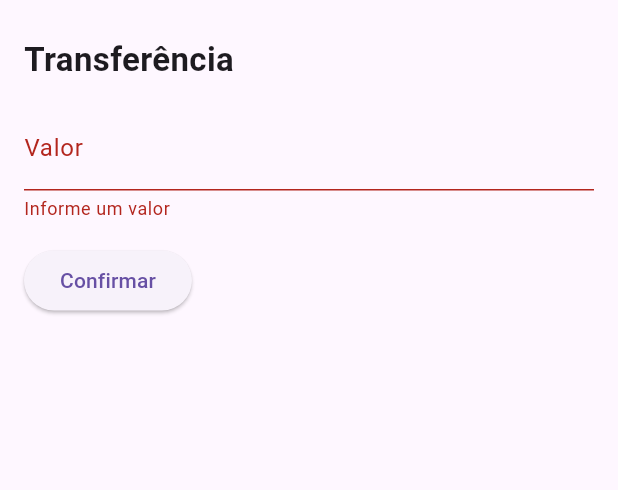
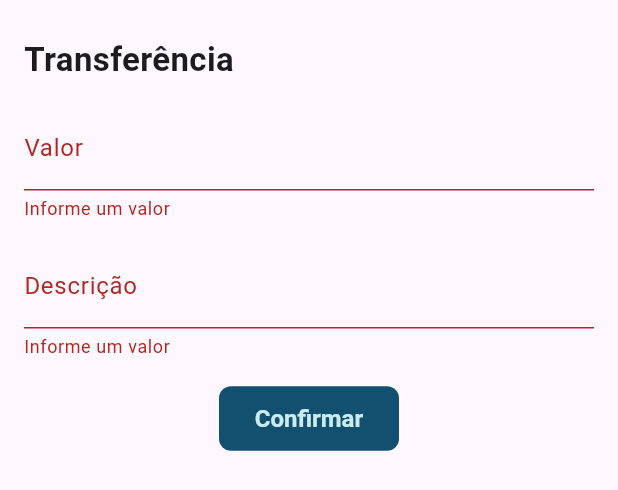
Before and after one commit to JonathanSamael/open-banking-app, a Flutter app: the OperationModal widget shown alone on an empty page, opened directly with empty values, after a tap on "Confirmar", on a phone screen of 412 x 824 dp. Shown: the top 490 px of the screen. Run offline on Flutter 3.47's test engine with Material 3 defaults, Android fonts, the light colour scheme and no system bars; our stand-ins replace flutter_dotenv, flutter_riverpod.

Commit message:
"feat: update in real time after do some button action"

```diff
--- a/frontend/lib/providers/account_provider.dart
+++ b/frontend/lib/providers/account_provider.dart
@@ -16,11 +16,10 @@ final accountRepositoryProvider = Provider<AccountRepository>((ref) {
 });
 
 class AccountNotifier extends AsyncNotifier<AccountModel?> {
-  late final AccountRepository _repository;
+   AccountRepository get _repository => ref.watch(accountRepositoryProvider);
 
   @override
   FutureOr<AccountModel?> build() async {
-    _repository = ref.watch(accountRepositoryProvider);
     return null;
   }
 
--- /dev/null
+++ b/frontend/lib/utils/button_styled.dart
@@ -0,0 +1,14 @@
+import 'package:flutter/material.dart';
+import 'package:open_banking_app/utils/app_colors.dart';
+
+ButtonStyle buttonStyled(BuildContext context, {Color? background}) {
+    return ElevatedButton.styleFrom(
+      backgroundColor: background ?? Colors.white,
+      foregroundColor: AppColors.primaryColor,
+      shape: RoundedRectangleBorder(borderRadius: BorderRadius.circular(8.0)),
+      minimumSize: const Size(120, 40),
+      padding: const EdgeInsets.symmetric(vertical: 12),
+      textStyle: const TextStyle(fontSize: 16, fontWeight: FontWeight.w600),
+      elevation: 0.0,
+    );
+  }
--- a/frontend/lib/views/widgets/operation_modal.dart
+++ b/frontend/lib/views/widgets/operation_modal.dart
@@ -1,6 +1,10 @@
 import 'package:flutter/material.dart';
 import 'package:flutter_riverpod/flutter_riverpod.dart';
+import 'package:open_banking_app/providers/account_provider.dart';
 import 'package:open_banking_app/providers/transaction_provider.dart';
+import 'package:open_banking_app/providers/user_provider.dart';
+import 'package:open_banking_app/utils/app_colors.dart';
+import 'package:open_banking_app/utils/button_styled.dart';
 
 class OperationModal extends ConsumerStatefulWidget {
   final String type;
@@ -20,6 +24,7 @@ class _OperationModalState extends ConsumerState<OperationModal> {
   final _formKey = GlobalKey<FormState>();
   final _amountController = TextEditingController();
   final _toAccountController = TextEditingController();
+  final _descriptionController = TextEditingController();
 
   @override
   Widget build(BuildContext context) {
@@ -29,6 +34,8 @@ class _OperationModalState extends ConsumerState<OperationModal> {
       'withdraw' => 'Saque',
       _ => 'Transferência',
     };
+
+    navigate() => Navigator.pop(context);
 
     return Padding(
       padding: EdgeInsets.only(
@@ -56,6 +63,13 @@ class _OperationModalState extends ConsumerState<OperationModal> {
               validator: (value) =>
                   (value == null || value.isEmpty) ? 'Informe um valor' : null,
             ),
+            TextFormField(
+              controller: _descriptionController,
+              keyboardType: TextInputType.text,
+              decoration: const InputDecoration(labelText: 'Descrição'),
+              validator: (value) =>
+                  (value == null || value.isEmpty) ? 'Informe um valor' : null,
+            ),
             if (isTransfer)
               TextFormField(
                 controller: _toAccountController,
@@ -66,7 +80,12 @@ class _OperationModalState extends ConsumerState<OperationModal> {
                     ? 'Informe o ID da conta destino'
                     : null,
               ),
-            ElevatedButton(
+            Center(
+              child: ElevatedButton(
+                style: buttonStyled(
+                  context,
+                  background: AppColors.backgroundColorDark,
+                ),
                 onPressed: () async {
                   if (!_formKey.currentState!.validate()) return;
 
@@ -75,20 +94,29 @@ class _OperationModalState extends ConsumerState<OperationModal> {
                   final body = {
                     'type': widget.type,
                     'amount': amount,
-                  'fromAccountId': widget.accountId,
+                    'accountId': widget.accountId,
+                    'description': _descriptionController.text,
                     if (isTransfer) 'toAccountId': _toAccountController.text,
                   };
 
                   await ref
                       .read(transactionsProvider.notifier)
-                    .createTransaction(
-                      body: body
-                    );
+                      .createTransaction(body: body);
+                  final user = ref.watch(userProvider);
 
-                if (mounted) Navigator.pop(context);
+                  await ref
+                      .read(accountProvider.notifier)
+                      .getAccountById(id: user.value!.id);
+
+                  if (mounted) navigate();
                 },
-              child: const Text('Confirmar'),
+                child: const Text(
+                  'Confirmar',
+                  style: TextStyle(color: AppColors.accentColor),
                 ),
+              ),
+            ),
+            SizedBox(height: 80),
           ],
         ),
       ),
```
Also changed, not shown: frontend/lib/views/home_page.dart (+13 -5 lines), frontend/lib/views/widgets/action_buttons.dart (+4 -15 lines), 1 other file. Lines whose indentation alone changed are shown as unchanged.
